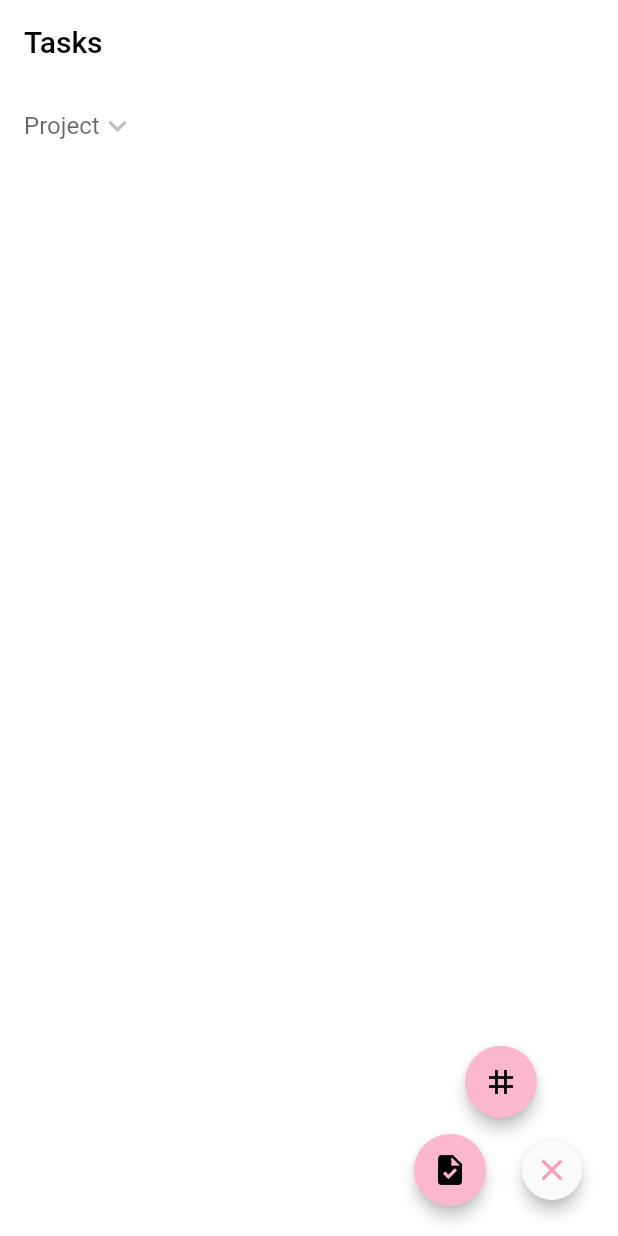
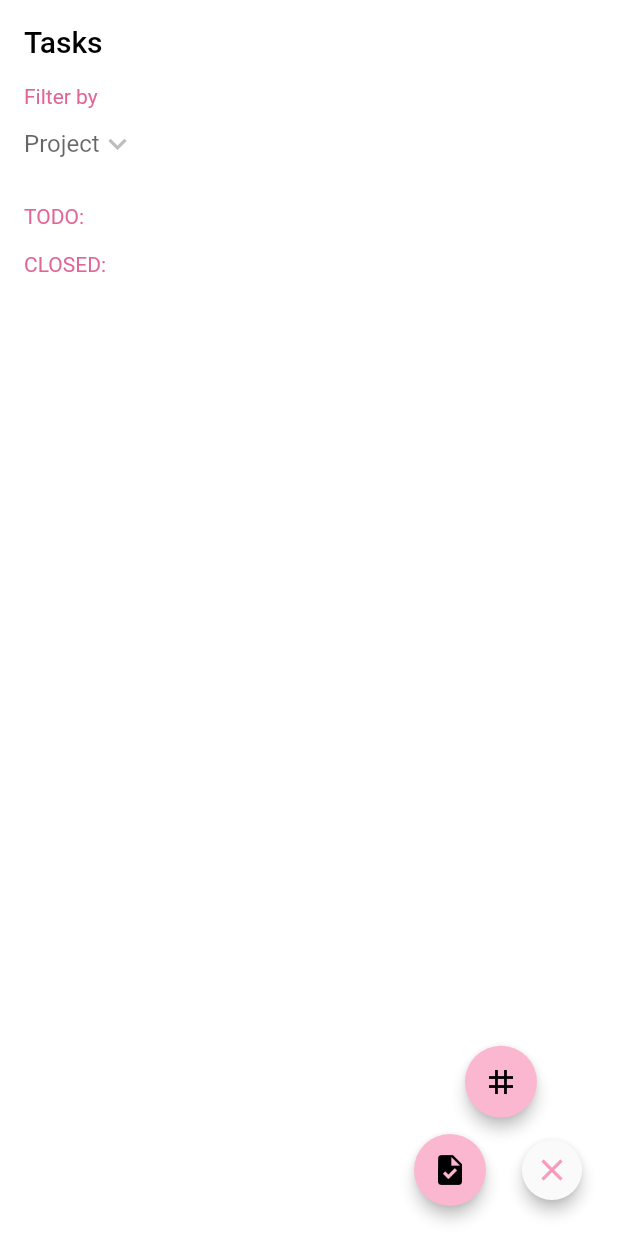
Before and after one commit to MohsenNamazi/todo_list, a Flutter app: the screen it shows after launch, after a tap on the "close" icon, on a phone screen of 412 x 824 dp. Run offline on Flutter 3.47's test engine with Material 3 defaults, Android fonts, the phone set to English and light mode, and no system bars; our stand-ins replace auto_route, dio, flutter_bloc, freezed_annotation, get_it; generated files the repository leaves out were written again; network calls fail.

Commit message:
feat: improve task UI

```diff
--- /dev/null
+++ b/lib/features/tasks/widgets/list_title.dart
@@ -0,0 +1,22 @@
+import 'package:flutter/material.dart';
+import 'package:todo_list/features/common/consts/spacing.dart';
+import 'package:todo_list/features/common/theme/colors.dart';
+
+class ListTitle extends StatelessWidget {
+  const ListTitle({super.key, required this.title, this.topPadding = 0});
+  final String title;
+  final double topPadding;
+
+  @override
+  Widget build(BuildContext context) {
+    return Padding(
+      padding: const EdgeInsets.symmetric(horizontal: Spacing.s4).copyWith(
+        top: topPadding,
+      ),
+      child: Text(
+        title,
+        style: TextStyle(color: ColorPalettes.pink[500]),
+      ),
+    );
+  }
+}
--- a/lib/features/tasks/widgets/tasks_filter_view.dart
+++ b/lib/features/tasks/widgets/tasks_filter_view.dart
@@ -5,6 +5,7 @@ import 'package:todo_list/data/model/task_filter/task_filter.dart';
 import 'package:todo_list/features/common/consts/spacing.dart';
 import 'package:todo_list/features/common/extensions/build_context.dart';
 import 'package:todo_list/features/tasks/cubit/projects_cubit/projects_cubit.dart';
+import 'package:todo_list/features/tasks/widgets/list_title.dart';
 
 class TasksFilterView extends StatelessWidget {
   const TasksFilterView({
@@ -16,9 +17,14 @@ class TasksFilterView extends StatelessWidget {
 
   @override
   Widget build(BuildContext context) {
+    final l10n = context.l10n;
     return SizedBox(
-      height: kToolbarHeight,
-      child: SingleChildScrollView(
+      child: Column(
+        mainAxisSize: MainAxisSize.min,
+        crossAxisAlignment: CrossAxisAlignment.stretch,
+        children: [
+          ListTitle(title: l10n.filterBy),
+          SingleChildScrollView(
             scrollDirection: Axis.horizontal,
             child: Row(
               children: [
@@ -27,6 +33,8 @@ class TasksFilterView extends StatelessWidget {
                 const SizedBox(width: Spacing.s4),
               ],
             ),
+          ),
+        ],
       ),
     );
   }
@@ -63,7 +71,6 @@ class _ProjectFilterState extends State<_ProjectFilter> {
           underline: const SizedBox.shrink(),
           value: selectedProject,
           icon: icon,
-          iconSize: 24,
           elevation: 16,
           hint: Text(l10n.project),
           items: projects
--- a/lib/features/tasks/widgets/tasks_view.dart
+++ b/lib/features/tasks/widgets/tasks_view.dart
@@ -2,9 +2,9 @@ import 'package:flutter/material.dart';
 import 'package:todo_list/data/model/tasks/tasks.dart';
 import 'package:todo_list/dependency_injector/injector.dart';
 import 'package:todo_list/features/common/consts/spacing.dart';
+import 'package:todo_list/features/common/extensions/build_context.dart';
 import 'package:todo_list/features/tasks/cubit/tasks_cubit/tasks_cubit.dart';
-
-enum TasksStatus { todo, inProgress, done }
+import 'package:todo_list/features/tasks/widgets/list_title.dart';
 
 class TasksView extends StatelessWidget {
   const TasksView({
@@ -16,10 +16,19 @@ class TasksView extends StatelessWidget {
 
   @override
   Widget build(BuildContext context) {
+    final l10n = context.l10n;
     return ListView(
       children: [
+        ListTitle(
+          title: l10n.todo,
+          topPadding: Spacing.s4,
+        ),
         _TasksListView(
             tasks.where((task) => !(task.isCompleted ?? false)).toList()),
+        ListTitle(
+          title: l10n.closed,
+          topPadding: Spacing.s4,
+        ),
         _TasksListView(
             tasks.where((task) => (task.isCompleted ?? false)).toList()),
       ],
@@ -37,6 +46,7 @@ class _TasksListView extends StatelessWidget {
       width: Spacing.s50,
       child: ListView.builder(
         shrinkWrap: true,
+        physics: const NeverScrollableScrollPhysics(),
         itemCount: tasks.length,
         itemBuilder: (context, index) {
           final task = tasks[index];
--- a/lib/l10n/app_en.arb
+++ b/lib/l10n/app_en.arb
@@ -7,6 +7,9 @@
     "add": "Add",
     "cancel": "Cancel",
     "addProjectsTooltip": "Add new project",
-    "anErrorHappened": "An error happened"
+    "anErrorHappened": "An error happened",
+    "todo": "TODO:",
+    "closed": "CLOSED:",
+    "filterBy": "Filter by"
 
 }
```
Lines whose indentation alone changed are shown as unchanged.
